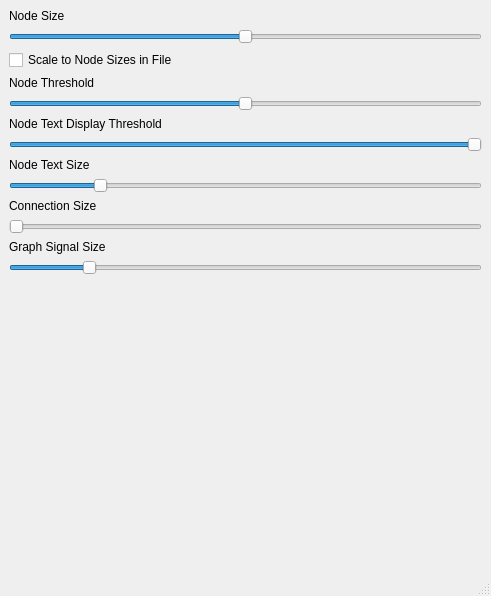
This is networksettings.ui in Namr/Connected as Qt 5 draws it before an edit. The edited form follows.
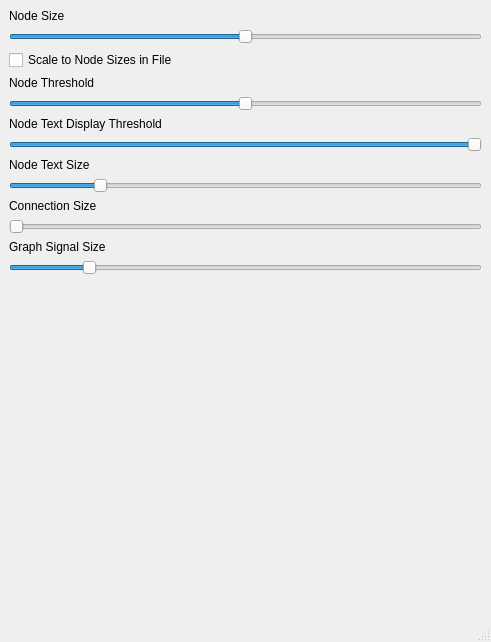
This is the edited form.

Commit message: added graph signal playback

What changed in the file:
```diff
--- a/networksettings.ui
+++ b/networksettings.ui
@@ -7,7 +7,7 @@
     <x>0</x>
     <y>0</y>
     <width>491</width>
-    <height>596</height>
+    <height>642</height>
    </rect>
   </property>
   <property name="windowTitle">
```
Left out of the diff: 2 changed lines with no effect on the pictures. The commit also changes 2 other files.
